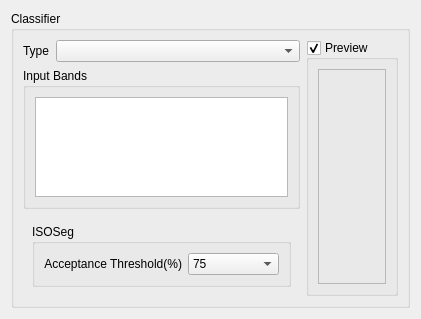
claudiobogossian/terralib5, file src/terralib/qt/widgets/rp/ui/ClassifierWizardPageForm.ui: the form before one commit.
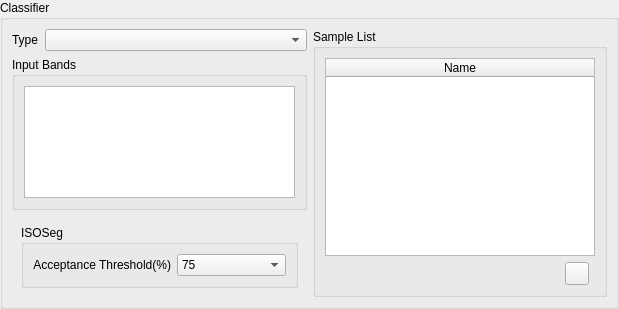
The form after the commit.

Commit message: added mixture model qt gui component and RasterNavigatorWidget, also included tools used in raster navigator.

The edit to the form file:
```diff
--- a/src/terralib/qt/widgets/rp/ui/ClassifierWizardPageForm.ui
+++ b/src/terralib/qt/widgets/rp/ui/ClassifierWizardPageForm.ui
@@ -6,22 +6,25 @@
    <rect>
     <x>0</x>
     <y>0</y>
-    <width>421</width>
-    <height>319</height>
+    <width>619</width>
+    <height>309</height>
    </rect>
   </property>
   <property name="windowTitle">
    <string>Classifier</string>
   </property>
-  <layout class="QGridLayout" name="gridLayout_9">
+  <layout class="QGridLayout" name="gridLayout_11">
+   <property name="margin">
+    <number>0</number>
+   </property>
    <item row="0" column="0">
     <widget class="QGroupBox" name="groupBox">
      <property name="title">
       <string>Classifier</string>
      </property>
-     <layout class="QGridLayout" name="gridLayout_8">
+     <layout class="QGridLayout" name="gridLayout_10">
       <item row="0" column="0">
-       <layout class="QGridLayout" name="gridLayout_7">
+       <layout class="QGridLayout" name="gridLayout_9">
         <item row="0" column="0">
          <layout class="QGridLayout" name="gridLayout_5">
           <item row="0" column="0">
@@ -159,32 +162,67 @@
          </layout>
         </item>
         <item row="0" column="1">
-         <widget class="QGroupBox" name="m_previewGroupBox">
+         <widget class="QGroupBox" name="m_componentsListGroupBox">
           <property name="sizePolicy">
-           <sizepolicy hsizetype="MinimumExpanding" vsizetype="Preferred">
+           <sizepolicy hsizetype="MinimumExpanding" vsizetype="MinimumExpanding">
             <horstretch>0</horstretch>
             <verstretch>0</verstretch>
            </sizepolicy>
           </property>
+          <property name="minimumSize">
+           <size>
+            <width>0</width>
+            <height>0</height>
+           </size>
+          </property>
           <property name="title">
-           <string>Preview</string>
+           <string>Sample List</string>
           </property>
-          <property name="checkable">
-           <bool>true</bool>
-          </property>
-          <property name="checked">
-           <bool>true</bool>
-          </property>
-          <layout class="QGridLayout" name="gridLayout_19">
+          <layout class="QGridLayout" name="gridLayout_8">
            <item row="0" column="0">
-            <widget class="QFrame" name="m_frame">
-             <property name="frameShape">
-              <enum>QFrame::StyledPanel</enum>
-             </property>
-             <property name="frameShadow">
-              <enum>QFrame::Raised</enum>
-             </property>
-            </widget>
+            <layout class="QGridLayout" name="gridLayout_7">
+             <item row="1" column="0">
+              <spacer name="horizontalSpacer">
+               <property name="orientation">
+                <enum>Qt::Horizontal</enum>
+               </property>
+               <property name="sizeHint" stdset="0">
+                <size>
+                 <width>40</width>
+                 <height>20</height>
+                </size>
+               </property>
+              </spacer>
+             </item>
+             <item row="0" column="0" colspan="3">
+              <widget class="QTableWidget" name="m_tableWidget">
+               <property name="alternatingRowColors">
+                <bool>true</bool>
+               </property>
+               <property name="selectionBehavior">
+                <enum>QAbstractItemView::SelectRows</enum>
+               </property>
+               <attribute name="horizontalHeaderMinimumSectionSize">
+                <number>30</number>
+               </attribute>
+               <attribute name="horizontalHeaderStretchLastSection">
+                <bool>true</bool>
+               </attribute>
+               <column>
+                <property name="text">
+                 <string>Name</string>
+                </property>
+               </column>
+              </widget>
+             </item>
+             <item row="1" column="1">
+              <widget class="QToolButton" name="m_removeToolButton">
+               <property name="text">
+                <string/>
+               </property>
+              </widget>
+             </item>
+            </layout>
            </item>
           </layout>
          </widget>
```
Left out of the diff: 3 changed lines with no effect on the pictures. The commit also changes 31 other files.
